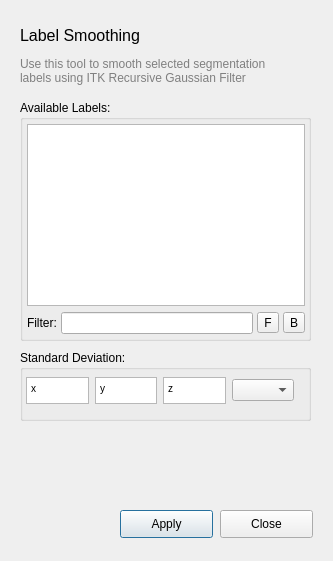
This is GUI/Qt/Windows/SmoothLabelsDialog.ui in pyushkevich/itksnap as Qt 5 draws it before an edit. The edited form follows.
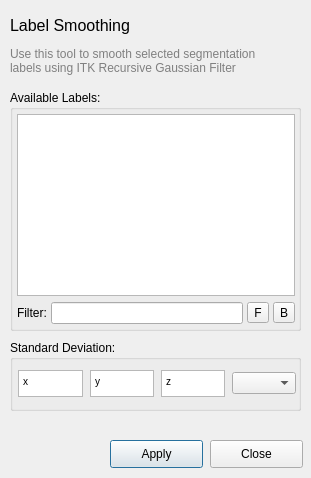
This is the edited form.

Commit message: issue #24:ui adjustment

Patch:
```diff
--- a/GUI/Qt/Windows/SmoothLabelsDialog.ui
+++ b/GUI/Qt/Windows/SmoothLabelsDialog.ui
@@ -9,8 +9,8 @@
    <rect>
     <x>0</x>
     <y>0</y>
-    <width>333</width>
-    <height>561</height>
+    <width>311</width>
+    <height>478</height>
    </rect>
   </property>
   <property name="windowTitle">
@@ -19,8 +19,8 @@
   <widget class="QLabel" name="lbl_Title">
    <property name="geometry">
     <rect>
-     <x>20</x>
-     <y>20</y>
+     <x>10</x>
+     <y>10</y>
      <width>141</width>
      <height>31</height>
     </rect>
@@ -40,8 +40,8 @@
   <widget class="QLabel" name="lbl_Description">
    <property name="geometry">
     <rect>
-     <x>20</x>
-     <y>50</y>
+     <x>10</x>
+     <y>40</y>
      <width>271</width>
      <height>41</height>
     </rect>
@@ -60,8 +60,8 @@
   <widget class="QGroupBox" name="groupBox">
    <property name="geometry">
     <rect>
-     <x>20</x>
-     <y>350</y>
+     <x>10</x>
+     <y>340</y>
      <width>291</width>
      <height>71</height>
     </rect>
@@ -69,30 +69,42 @@
    <property name="title">
     <string>Standard Deviation:</string>
    </property>
-   <widget class="QWidget" name="horizontalLayoutWidget">
+   <widget class="QTextEdit" name="inSigmaZ">
     <property name="geometry">
      <rect>
-      <x>0</x>
-      <y>20</y>
-      <width>281</width>
-      <height>41</height>
+      <x>151</x>
+      <y>30</y>
+      <width>64</width>
+      <height>27</height>
      </rect>
     </property>
-    <layout class="QHBoxLayout" name="horizontalLayout">
-     <property name="leftMargin">
-      <number>6</number>
-     </property>
-     <property name="topMargin">
-      <number>7</number>
-     </property>
-     <property name="rightMargin">
-      <number>7</number>
-     </property>
-     <property name="bottomMargin">
-      <number>7</number>
-     </property>
-     <item>
+    <property name="html">
+     <string>&lt;!DOCTYPE HTML PUBLIC &quot;-//W3C//DTD HTML 4.0//EN&quot; &quot;http://www.w3.org/TR/REC-html40/strict.dtd&quot;&gt;
+&lt;html&gt;&lt;head&gt;&lt;meta name=&quot;qrichtext&quot; content=&quot;1&quot; /&gt;&lt;style type=&quot;text/css&quot;&gt;
+p, li { white-space: pre-wrap; }
+&lt;/style&gt;&lt;/head&gt;&lt;body style=&quot; font-family:'MS Shell Dlg 2'; font-size:7.8pt; font-weight:400; font-style:normal;&quot;&gt;
+&lt;p style=&quot; margin-top:0px; margin-bottom:0px; margin-left:0px; margin-right:0px; -qt-block-indent:0; text-indent:0px;&quot;&gt;z&lt;/p&gt;&lt;/body&gt;&lt;/html&gt;</string>
+    </property>
+   </widget>
+   <widget class="QComboBox" name="comboUnit">
+    <property name="geometry">
+     <rect>
+      <x>222</x>
+      <y>32</y>
+      <width>64</width>
+      <height>22</height>
+     </rect>
+    </property>
+   </widget>
       <widget class="QTextEdit" name="inSigmaX">
+    <property name="geometry">
+     <rect>
+      <x>8</x>
+      <y>30</y>
+      <width>65</width>
+      <height>27</height>
+     </rect>
+    </property>
        <property name="sizePolicy">
         <sizepolicy hsizetype="MinimumExpanding" vsizetype="Fixed">
          <horstretch>0</horstretch>
@@ -107,9 +119,15 @@
 &lt;p style=&quot; margin-top:0px; margin-bottom:0px; margin-left:0px; margin-right:0px; -qt-block-indent:0; text-indent:0px;&quot;&gt;x&lt;/p&gt;&lt;/body&gt;&lt;/html&gt;</string>
        </property>
       </widget>
-     </item>
-     <item>
       <widget class="QTextEdit" name="inSigmaY">
+    <property name="geometry">
+     <rect>
+      <x>80</x>
+      <y>30</y>
+      <width>64</width>
+      <height>27</height>
+     </rect>
+    </property>
        <property name="html">
         <string>&lt;!DOCTYPE HTML PUBLIC &quot;-//W3C//DTD HTML 4.0//EN&quot; &quot;http://www.w3.org/TR/REC-html40/strict.dtd&quot;&gt;
 &lt;html&gt;&lt;head&gt;&lt;meta name=&quot;qrichtext&quot; content=&quot;1&quot; /&gt;&lt;style type=&quot;text/css&quot;&gt;
@@ -118,29 +136,12 @@
 &lt;p style=&quot; margin-top:0px; margin-bottom:0px; margin-left:0px; margin-right:0px; -qt-block-indent:0; text-indent:0px;&quot;&gt;y&lt;/p&gt;&lt;/body&gt;&lt;/html&gt;</string>
        </property>
       </widget>
-     </item>
-     <item>
-      <widget class="QTextEdit" name="inSigmaZ">
-       <property name="html">
-        <string>&lt;!DOCTYPE HTML PUBLIC &quot;-//W3C//DTD HTML 4.0//EN&quot; &quot;http://www.w3.org/TR/REC-html40/strict.dtd&quot;&gt;
-&lt;html&gt;&lt;head&gt;&lt;meta name=&quot;qrichtext&quot; content=&quot;1&quot; /&gt;&lt;style type=&quot;text/css&quot;&gt;
-p, li { white-space: pre-wrap; }
-&lt;/style&gt;&lt;/head&gt;&lt;body style=&quot; font-family:'MS Shell Dlg 2'; font-size:7.8pt; font-weight:400; font-style:normal;&quot;&gt;
-&lt;p style=&quot; margin-top:0px; margin-bottom:0px; margin-left:0px; margin-right:0px; -qt-block-indent:0; text-indent:0px;&quot;&gt;z&lt;/p&gt;&lt;/body&gt;&lt;/html&gt;</string>
-       </property>
-      </widget>
-     </item>
-     <item>
-      <widget class="QComboBox" name="comboUnit"/>
-     </item>
-    </layout>
-   </widget>
   </widget>
   <widget class="QGroupBox" name="groupBox_3">
    <property name="geometry">
     <rect>
-     <x>20</x>
-     <y>100</y>
+     <x>10</x>
+     <y>90</y>
      <width>291</width>
      <height>241</height>
     </rect>
@@ -260,8 +261,8 @@
   <widget class="QPushButton" name="btnClose">
    <property name="geometry">
     <rect>
-     <x>220</x>
-     <y>510</y>
+     <x>210</x>
+     <y>440</y>
      <width>93</width>
      <height>28</height>
     </rect>
@@ -273,8 +274,8 @@
   <widget class="QPushButton" name="btnApply">
    <property name="geometry">
     <rect>
-     <x>120</x>
-     <y>510</y>
+     <x>110</x>
+     <y>440</y>
      <width>93</width>
      <height>28</height>
     </rect>
```
Lines whose indentation alone changed are shown as unchanged. The commit also changes 2 other files.
